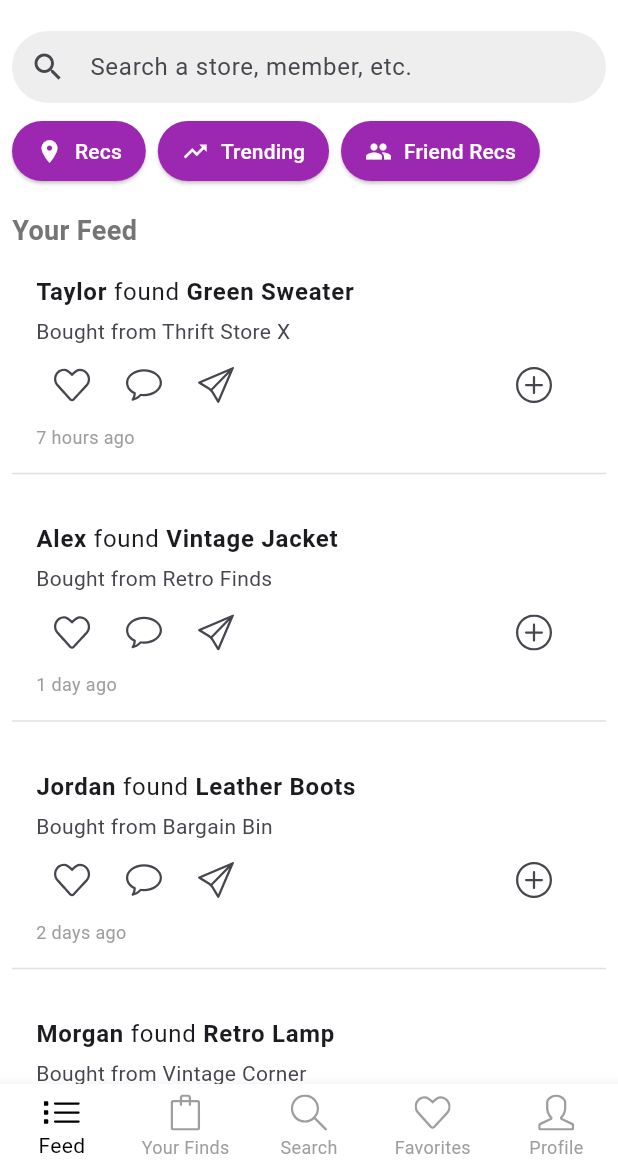
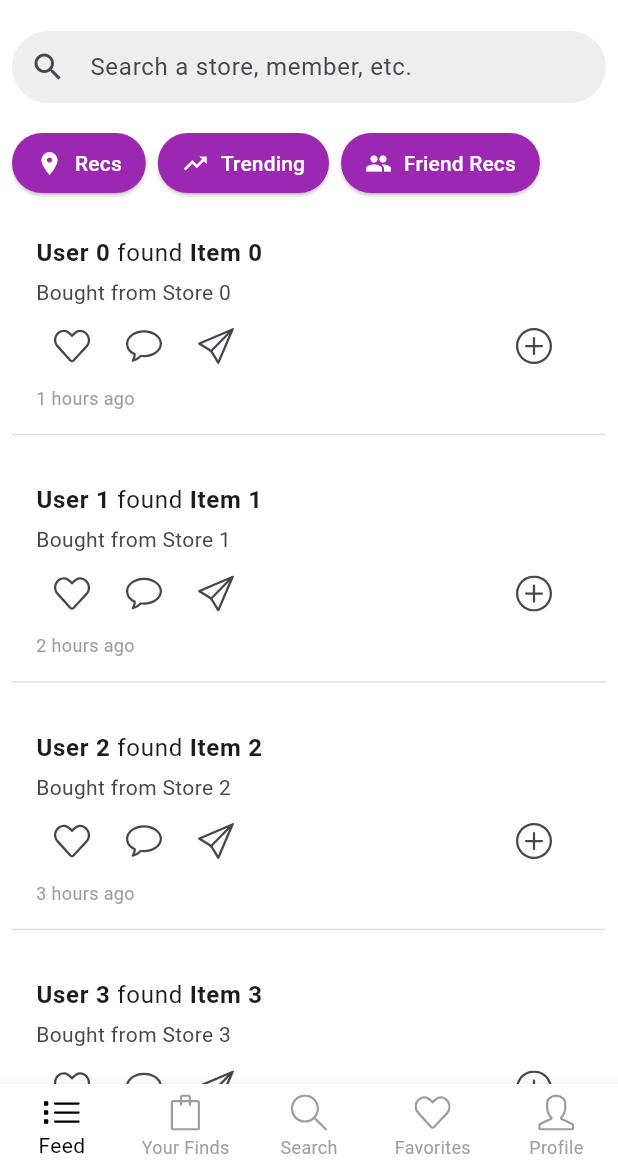
Before and after one commit to jorgoose/thrifti, a Flutter app: the screen it shows after launch, on a phone screen of 412 x 824 dp, the part 65-1236 px from its top. Run offline on Flutter 3.47's test engine with Material 3 defaults, Android fonts, the light colour scheme and no system bars; our stand-ins replace flutter_vector_icons.

Commit message:
UI updates to main feed page

```diff
--- a/lib/main.dart
+++ b/lib/main.dart
@@ -32,8 +32,7 @@ class MainApp extends StatelessWidget {
             ),
           ],
         ),
-        body: SingleChildScrollView(
-          child: Column(
+        body: Column(
           crossAxisAlignment: CrossAxisAlignment.start,
           children: [
             Padding(
@@ -54,49 +53,34 @@ class MainApp extends StatelessWidget {
               ),
             ),
             Padding(
-                padding: const EdgeInsets.symmetric(horizontal: 8.0),
+              padding:
+                  const EdgeInsets.symmetric(horizontal: 8.0, vertical: 8.0),
               child: Wrap(
                 spacing: 8.0,
                 children: [
-                    _buildButton(Icons.location_on, "Recs",
-                        Colors.purple), // Changed icon
+                  _buildButton(
+                      Icons.location_on, "Recs", Colors.purple), // Changed icon
                   _buildButton(Icons.trending_up, "Trending", Colors.purple),
                   _buildButton(Icons.group, "Friend Recs", Colors.purple),
                 ],
               ),
             ),
-              SingleChildScrollView(
-                // Making the feed section scrollable
-                child: Column(
-                  crossAxisAlignment: CrossAxisAlignment.start,
-                  children: [
-                    Padding(
-                      padding: const EdgeInsets.only(left: 8.0, top: 16.0),
-                      child: Text(
-                        'Your Feed',
-                        style: TextStyle(
-                          fontWeight: FontWeight.bold,
-                          fontSize: 18,
-                          color: Colors.grey[600],
-                        ),
-                      ),
-                    ),
-                    _buildFeedItem("Taylor", "Green Sweater", "Thrift Store X",
-                        "7 hours ago"),
-                    _buildFeedItem(
-                        "Alex", "Vintage Jacket", "Retro Finds", "1 day ago"),
-                    _buildFeedItem(
-                        "Jordan", "Leather Boots", "Bargain Bin", "2 days ago"),
-                    _buildFeedItem(
-                        "Morgan", "Retro Lamp", "Vintage Corner", "3 days ago"),
-                    _buildFeedItem(
-                        "Sam", "Antique Vase", "Old Treasures", "4 days ago"),
-                    // Add more feed items here
-                  ],
+            Expanded(
+              child: ListView.builder(
+                itemCount: 10, // Adjust the number of feed items
+                itemBuilder: (context, index) {
+                  // Replace these values with actual data or a data model
+                  String userName = "User $index";
+                  String itemFound = "Item $index";
+                  String storeName = "Store $index";
+                  String timeAgo = "${index + 1} hours ago";
+
+                  return _buildFeedItem(
+                      userName, itemFound, storeName, timeAgo);
+                },
               ),
             ),
           ],
-          ),
         ),
         bottomNavigationBar: _buildBottomNavigationBar(),
         backgroundColor: Colors.white,
```
Lines whose indentation alone changed are shown as unchanged.
